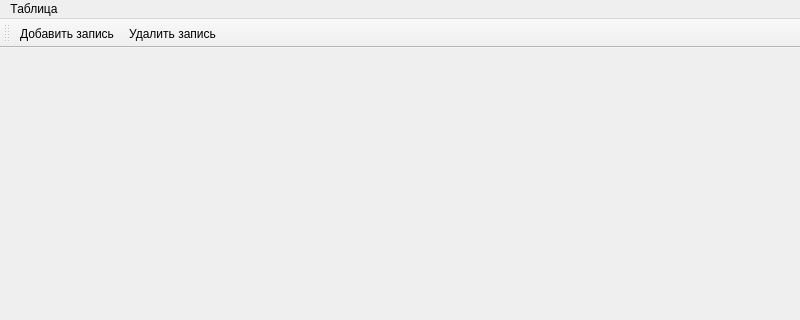
Raykrad/KursovoySVP, file tablitsa.ui: the form before one commit; both pictures show x 0 to 800 and y 0 to 320 of the 800 by 600 pixel window.
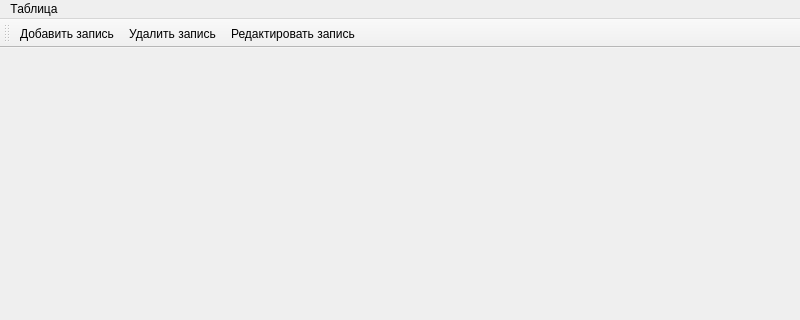
The form after the commit. Icons and pictures are not drawn.

The edit to the form file:
```diff
--- a/tablitsa.ui
+++ b/tablitsa.ui
@@ -27,6 +27,7 @@
    </attribute>
    <addaction name="addButton"/>
    <addaction name="delButton"/>
+   <addaction name="editButton"/>
   </widget>
   <widget class="QMenuBar" name="menuBar">
    <property name="geometry">
@@ -64,6 +65,15 @@
     <string>Удалить запись</string>
    </property>
   </action>
+  <action name="editButton">
+   <property name="icon">
+    <iconset resource="resource.qrc">
+     <normaloff>:/res/img/edit.png</normaloff>:/res/img/edit.png</iconset>
+   </property>
+   <property name="text">
+    <string>Редактировать запись</string>
+   </property>
+  </action>
  </widget>
  <resources>
   <include location="resource.qrc"/>
```
Left out of the diff: 1 changed line with no effect on the pictures.
